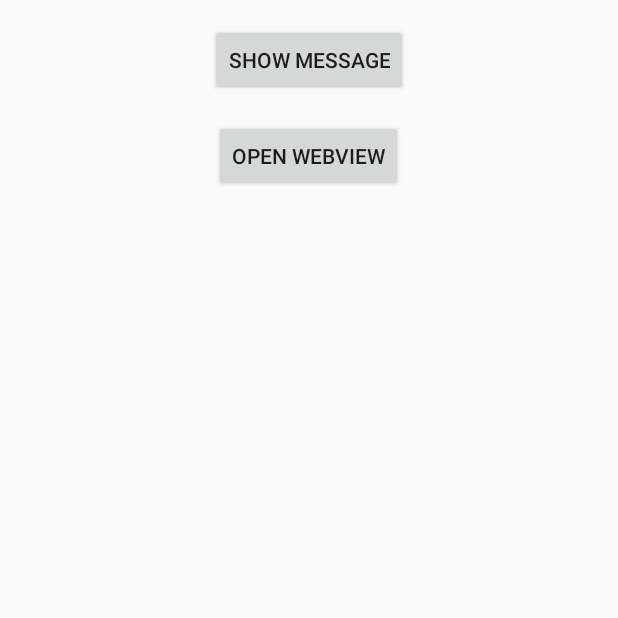
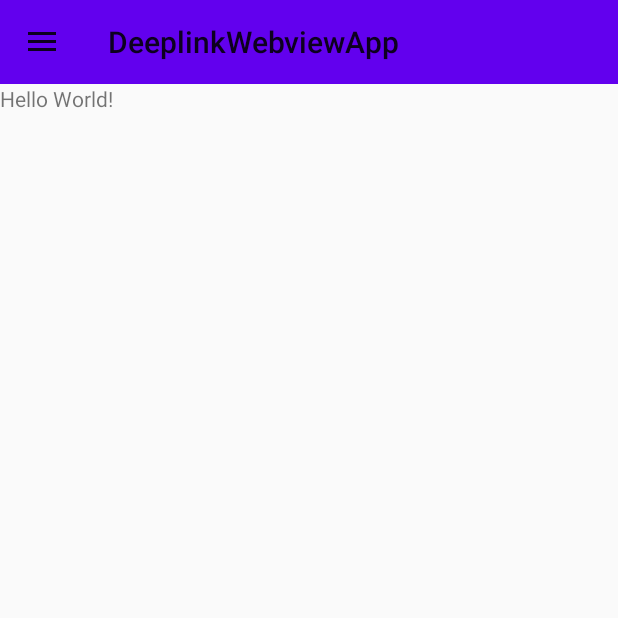
Before and after one commit to hosentraeger/DeeplinkWebviewApp, an Android app built with Jetpack Compose: the screen it shows after launch (MainActivity), on a phone screen of 412 x 824 dp, the top half of it. Run offline under Robolectric (Android 15) with nearby library versions, the phone set to English and light mode, and no system bars.

Commit message:
Umbau auf Burgermenü

```diff
--- a/app/build.gradle.kts
+++ b/app/build.gradle.kts
@@ -60,6 +60,8 @@ dependencies {
     implementation(libs.androidx.ui.tooling.preview)
     implementation(libs.androidx.material3)
     implementation(libs.androidx.appcompat)
+    implementation(libs.androidx.drawerlayout)
+    implementation(libs.material)
     testImplementation(libs.junit)
     androidTestImplementation(libs.androidx.junit)
     androidTestImplementation(libs.androidx.espresso.core)
--- a/app/src/main/java/com/example/deeplinkwebviewapp/MainActivity.kt
+++ b/app/src/main/java/com/example/deeplinkwebviewapp/MainActivity.kt
@@ -3,18 +3,55 @@ package com.example.deeplinkwebviewapp
 import android.content.Intent
 import android.net.Uri
 import android.os.Bundle
-import android.widget.Button
 import androidx.appcompat.app.AlertDialog
 import androidx.appcompat.app.AppCompatActivity
+import androidx.appcompat.widget.Toolbar
+import androidx.core.view.GravityCompat
+import androidx.drawerlayout.widget.DrawerLayout
+import com.google.android.material.navigation.NavigationView
+import androidx.appcompat.app.ActionBarDrawerToggle
 
 class MainActivity : AppCompatActivity() {
+
+    private lateinit var drawerLayout: DrawerLayout
+    private lateinit var navView: NavigationView
+    private lateinit var toggle: ActionBarDrawerToggle // Fügt ActionBarDrawerToggle hinzu
 
     override fun onCreate(savedInstanceState: Bundle?) {
         super.onCreate(savedInstanceState)
         setContentView(R.layout.activity_main)
 
-        val showMessageButton: Button = findViewById(R.id.showMessageButton)
-        val openWebViewButton: Button = findViewById(R.id.openWebViewButton)
+        // Toolbar hinzufügen
+        val toolbar: Toolbar = findViewById(R.id.toolbar)
+        setSupportActionBar(toolbar)
+
+        // DrawerLayout und NavigationView
+        drawerLayout = findViewById(R.id.drawer_layout)
+        navView = findViewById(R.id.nav_view)
+
+        // ActionBarDrawerToggle initialisieren und Drawer-Layout hinzufügen
+        toggle = ActionBarDrawerToggle(
+            this, drawerLayout, toolbar,
+            R.string.navigation_drawer_open, R.string.navigation_drawer_close
+        )
+        drawerLayout.addDrawerListener(toggle)
+        toggle.syncState()  // Burger-Button anzeigen
+
+        // Menü-Item-Listener
+        navView.setNavigationItemSelectedListener { menuItem ->
+            when (menuItem.itemId) {
+                R.id.nav_function1 -> {
+                    // Öffne Funktion 1
+                    showAlertDialog()
+                    true
+                }
+                R.id.nav_function2 -> {
+                    openWebView()
+                    true
+                }
+                else -> false
+            }
+        }
 
         // Deeplink verarbeiten
         if (intent?.action == Intent.ACTION_VIEW) {
@@ -22,14 +59,6 @@ class MainActivity : AppCompatActivity() {
             if (data != null && data.path == "/_deeplink/showAlert") {
                 showAlertDialog()
             }
-        }
-
-        showMessageButton.setOnClickListener {
-            showAlertDialog()
-        }
-
-        openWebViewButton.setOnClickListener {
-            openWebView()
         }
     }
 
@@ -48,4 +77,13 @@ class MainActivity : AppCompatActivity() {
         val intent = Intent(this, WebViewActivity::class.java)
         startActivity(intent)
     }
+
+    // Optional: Behandle die Rücktaste, um den Drawer zu schließen, falls geöffnet
+    override fun onBackPressed() {
+        if (drawerLayout.isDrawerOpen(GravityCompat.START)) {
+            drawerLayout.closeDrawer(GravityCompat.START)
+        } else {
+            super.onBackPressed()
+        }
+    }
 }
--- a/app/src/main/res/layout/activity_main.xml
+++ b/app/src/main/res/layout/activity_main.xml
@@ -1,23 +1,37 @@
-<?xml version="1.0" encoding="utf-8"?>
-<RelativeLayout xmlns:android="http://schemas.android.com/apk/res/android"
+<androidx.drawerlayout.widget.DrawerLayout
+    xmlns:android="http://schemas.android.com/apk/res/android"
+    xmlns:app="http://schemas.android.com/apk/res-auto"
+    android:id="@+id/drawer_layout"
     android:layout_width="match_parent"
     android:layout_height="match_parent">
 
-    <Button
-        android:id="@+id/showMessageButton"
+    <!-- Haupt-Content -->
+    <LinearLayout
+        android:layout_width="match_parent"
+        android:layout_height="match_parent"
+        android:orientation="vertical">
+
+        <!-- Toolbar -->
+        <androidx.appcompat.widget.Toolbar
+            android:id="@+id/toolbar"
+            android:layout_width="match_parent"
+            android:layout_height="?attr/actionBarSize"
+            android:background="?attr/colorPrimary"
+            android:theme="@style/ThemeOverlay.AppCompat.ActionBar"
+            app:popupTheme="@style/ThemeOverlay.AppCompat.Light" />
+
+        <!-- Dein Haupt-Layout -->
+        <TextView
+            android:layout_width="wrap_content"
+            android:layout_height="wrap_content"
+            android:text="Hello World!" />
+    </LinearLayout>
+
+    <!-- Navigation View (Burger-Menü) -->
+    <com.google.android.material.navigation.NavigationView
+        android:id="@+id/nav_view"
         android:layout_width="wrap_content"
-        android:layout_height="wrap_content"
-        android:text="Show Message"
-        android:layout_centerHorizontal="true"
-        android:layout_marginTop="16dp"/>
-
-    <Button
-        android:id="@+id/openWebViewButton"
-        android:layout_width="wrap_content"
-        android:layout_height="wrap_content"
-        android:text="Open WebView"
-        android:layout_below="@id/showMessageButton"
-        android:layout_centerHorizontal="true"
-        android:layout_marginTop="16dp"/>
-
-</RelativeLayout>
+        android:layout_height="match_parent"
+        android:layout_gravity="start"
+        app:menu="@menu/drawer_menu"/> <!-- Menü für das Burger-Menü -->
+</androidx.drawerlayout.widget.DrawerLayout>
--- /dev/null
+++ b/app/src/main/res/menu/drawer_menu.xml
@@ -0,0 +1,10 @@
+<?xml version="1.0" encoding="utf-8"?>
+
+<menu xmlns:android="http://schemas.android.com/apk/res/android">
+<item
+    android:id="@+id/nav_function1"
+    android:title="Funktion 1"/>
+<item
+    android:id="@+id/nav_function2"
+    android:title="Funktion 2"/>
+</menu>
--- a/app/src/main/res/values/strings.xml
+++ b/app/src/main/res/values/strings.xml
@@ -1,4 +1,7 @@
 <resources>
     <string name="app_name">DeeplinkWebviewApp</string>
     <string name="title_activity_web_view">WebViewActivity</string>
+    <string name="navigation_drawer_open">Open Navigation</string>
+    <string name="navigation_drawer_close">Close Navigation</string>
+
 </resources>
--- a/gradle/libs.versions.toml
+++ b/gradle/libs.versions.toml
@@ -9,6 +9,8 @@ lifecycleRuntimeKtx = "2.8.6"
 activityCompose = "1.9.2"
 composeBom = "2024.04.01"
 appcompat = "1.7.0"
+drawerlayout = "1.2.0"
+material = "1.12.0"
 
 [libraries]
 androidx-core-ktx = { group = "androidx.core", name = "core-ktx", version.ref = "coreKtx" }
@@ -26,6 +28,8 @@ androidx-ui-test-manifest = { group = "androidx.compose.ui", name = "ui-test-man
 androidx-ui-test-junit4 = { group = "androidx.compose.ui", name = "ui-test-junit4" }
 androidx-material3 = { group = "androidx.compose.material3", name = "material3" }
 androidx-appcompat = { group = "androidx.appcompat", name = "appcompat", version.ref = "appcompat" }
+androidx-drawerlayout = { group = "androidx.drawerlayout", name = "drawerlayout", version.ref = "drawerlayout" }
+material = { group = "com.google.android.material", name = "material", version.ref = "material" }
 
 [plugins]
 android-application = { id = "com.android.application", version.ref = "agp" }
```
